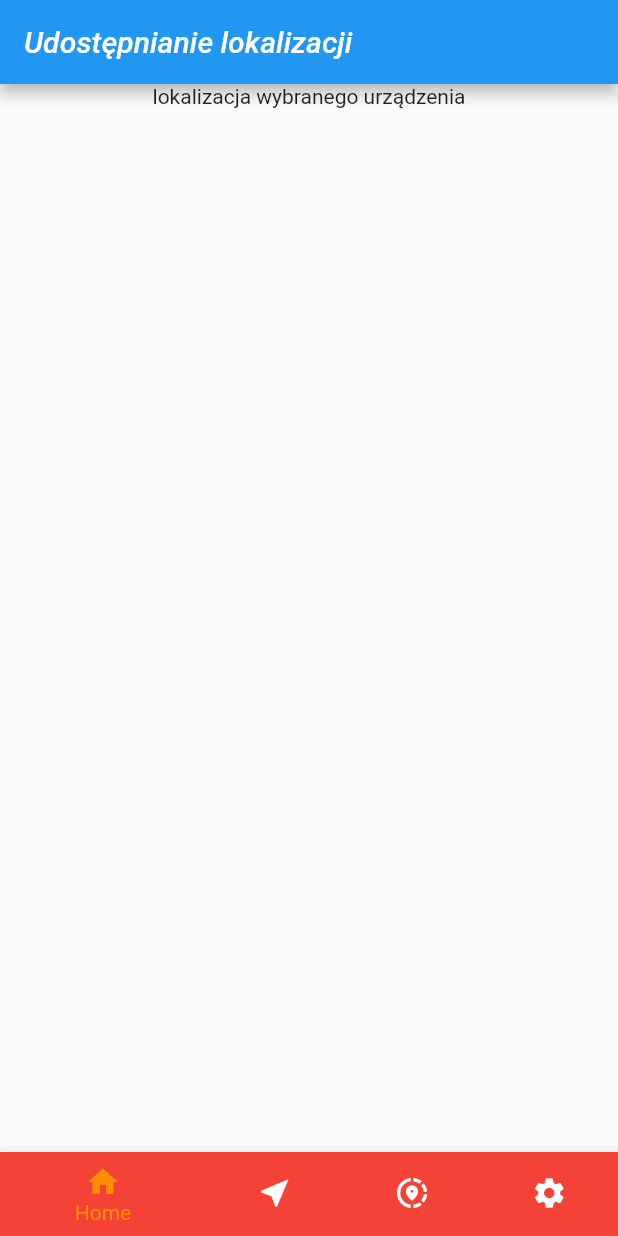
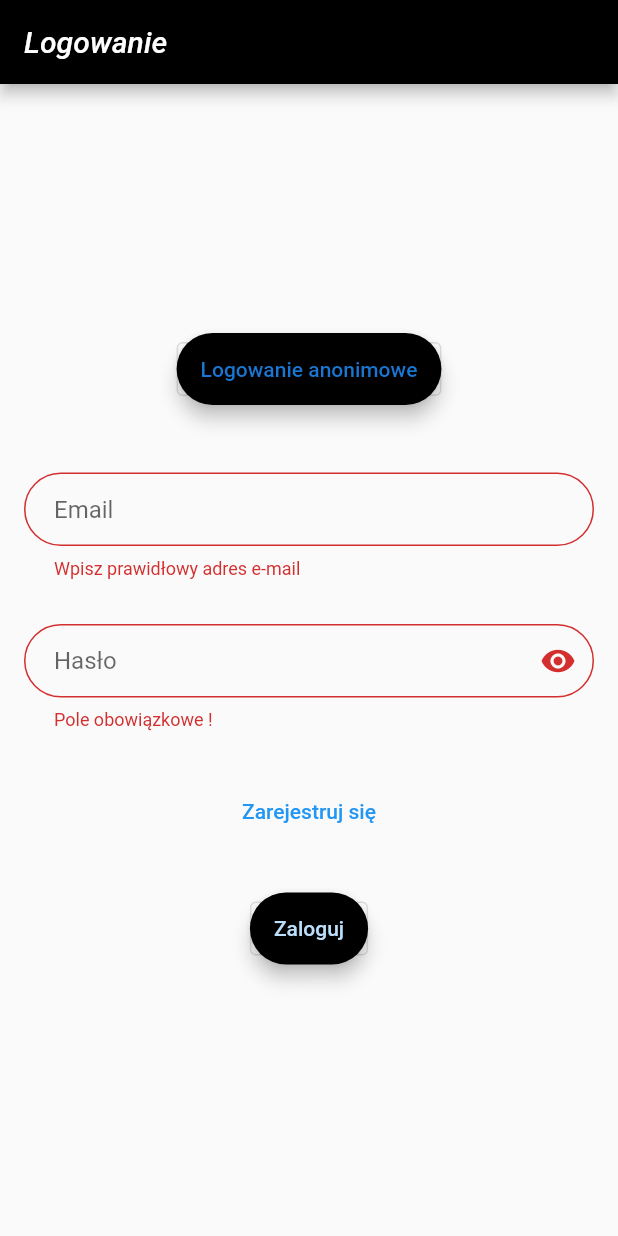
Before and after one commit to KrzysztofSwierkowski/e_tracker, a Flutter app: the screen it shows after launch, on a phone screen of 412 x 824 dp. Run offline on Flutter 3.47's test engine with Material 2 defaults, Android fonts, the phone set to English and light mode, and no system bars; our stand-ins replace firebase_auth, firebase_core, google_maps_flutter, location; missing offline and left inert: mqtt_client; accounts and stored records are empty; Roboto replaces fonts that are missing (Georgia, Hind).

Commit message:
-login/logout register fetcher -anonymous auth -auth by e-mail

```diff
--- /dev/null
+++ b/lib/auth/login_handler.dart
@@ -0,0 +1,35 @@
+import 'package:flutter/material.dart';
+import '../auth/login_page.dart';
+import '../auth/register_page.dart';
+
+
+class LoginHandler extends StatefulWidget {
+  const LoginHandler({super.key});
+
+
+  @override
+  _LoginHandlerState createState() => _LoginHandlerState();
+}
+
+class _LoginHandlerState extends State<LoginHandler> {
+
+  bool showSignin = true;
+  void toggleView(){
+    setState(() {
+      showSignin = !showSignin;
+    });
+  }
+
+
+
+  @override
+  Widget build(BuildContext context) {
+    if(showSignin)
+    {
+      return LoginPage(toggleView : toggleView);
+    }else
+    {
+      return RegisterPage(toggleView : toggleView);
+    }
+  }
+}
--- /dev/null
+++ b/lib/auth/login_page.dart
@@ -0,0 +1,169 @@
+import 'package:flutter/material.dart';
+import 'package:phone_mqtt/auth/auth.dart';
+import 'package:phone_mqtt/auth/loginuser.dart';
+
+class LoginPage extends StatefulWidget {
+  final Function? toggleView;
+  LoginPage({this.toggleView});
+
+  @override
+  _LoginPageState createState() => _LoginPageState();
+}
+
+class _LoginPageState extends State<LoginPage> {
+  bool _obscureText = true;
+
+  final _email = TextEditingController();
+  final _password = TextEditingController();
+  final GlobalKey<FormState> _formKey = GlobalKey<FormState>();
+  final AuthService _auth = AuthService();
+
+  @override
+  Widget build(BuildContext context) {
+    final emailField = TextFormField(
+      controller: _email,
+      autofocus: false,
+      validator: (value) {
+        if (value != null) {
+          if (value.contains('@')) {
+            return null;
+          }
+          return 'Wpisz prawidłowy adres e-mail';
+        }
+      },
+      decoration: InputDecoration(
+        contentPadding: const EdgeInsets.fromLTRB(20.0, 15.0, 20.0, 15.0),
+        hintText: "Email",
+        border: OutlineInputBorder(borderRadius: BorderRadius.circular(32.0)),
+      ),
+    );
+
+    final passwordField = TextFormField(
+        obscureText: _obscureText,
+        controller: _password,
+        autofocus: false,
+        validator: (value) {
+          if (value == null || value.trim().isEmpty) {
+            return 'Pole obowiązkowe !';
+          }
+          if (value.trim().length < 4) {
+            return 'Hasło musi mieć więcej niż 4 znaki';
+          }
+          return null;
+        },
+        decoration: InputDecoration(
+            contentPadding: const EdgeInsets.fromLTRB(20.0, 15.0, 20.0, 15.0),
+            hintText: "Hasło",
+            suffixIcon: IconButton(
+              icon:
+                  Icon(_obscureText ? Icons.visibility : Icons.visibility_off),
+              onPressed: () {
+                setState(() {
+                  _obscureText = !_obscureText;
+                });
+              },
+            ),
+            border:
+                OutlineInputBorder(borderRadius: BorderRadius.circular(32.0))));
+
+    final txtbutton = TextButton(
+        onPressed: () {
+          widget.toggleView!();
+        },
+        child: const Text('Zarejestruj się'));
+
+    final anonymousLoginButton = Material(
+      elevation: 5.0,
+      borderRadius: BorderRadius.circular(30.0),
+      color: Theme.of(context).primaryColor,
+      child: OutlinedButton(
+        onPressed: () async {
+          if (_formKey.currentState!.validate()) {
+            dynamic result = await _auth.signInAnonymous();
+            if (result.uid == null) {
+              showDialog(
+                  context: context,
+                  builder: (context) {
+                    return AlertDialog(
+                      content: Text(result.code),
+                    );
+                  });
+            }
+          }
+        },
+        child: Text(
+          "Logowanie anonimowe",
+          style: TextStyle(color: Theme.of(context).primaryColorDark),
+          textAlign: TextAlign.center,
+        ),
+      ),
+    );
+
+
+    final loginEmailPasswordButton = Material(
+      elevation: 5.0,
+      borderRadius: BorderRadius.circular(30.0),
+      color: Theme.of(context).primaryColor,
+      child: OutlinedButton(
+        onPressed: () async {
+          if (_formKey.currentState!.validate()) {
+
+            dynamic result = await _auth.signInEmailPassword(LoginUser(email: _email.text,password: _password.text));
+            if (result.uid == null) { //null means unsuccessfull authentication
+              showDialog(
+                  context: context,
+                  builder: (context) {
+                    return AlertDialog(
+                      content: Text(result.code),
+                    );
+                  });
+            }
+          }
+        },
+        child: Text(
+          "Zaloguj",
+          style: TextStyle(color: Theme.of(context).primaryColorLight),
+          textAlign: TextAlign.center,
+        ),
+      ),
+    );
+
+    return Scaffold(
+      resizeToAvoidBottomInset: false,
+      appBar: AppBar(
+        title: const Text('Logowanie'),
+        backgroundColor: Theme.of(context).primaryColor,
+      ),
+      body: Column(
+        mainAxisAlignment: MainAxisAlignment.center,
+        children: [
+          Form(
+            autovalidateMode: AutovalidateMode.always,
+            key: _formKey,
+            child: Padding(
+              padding: EdgeInsets.all(16.0),
+              child: Column(
+                crossAxisAlignment: CrossAxisAlignment.center,
+                mainAxisAlignment: MainAxisAlignment.center,
+                children: <Widget>[
+                  anonymousLoginButton,
+                  const SizedBox(height: 45.0),
+                  emailField,
+                  const SizedBox(height:30.0),
+                  passwordField,
+                  const SizedBox(height:30),
+                  txtbutton,
+                  const SizedBox(height:30),
+                  loginEmailPasswordButton,
+                  const SizedBox(height: 15.0),
+                ],
+              ),
+            ),
+          )
+        ],
+      )
+    );
+
+
+  }
+}
--- /dev/null
+++ b/lib/auth/login_wrapper.dart
@@ -0,0 +1,26 @@
+import 'package:flutter/material.dart';
+import 'package:provider/provider.dart';
+import '../menu.dart';
+import '../auth/firebaseuser.dart';
+import '../auth/login_handler.dart';
+
+class LoginWrapper extends StatelessWidget {
+  const LoginWrapper({super.key});
+
+
+
+  @override
+  Widget build(BuildContext context) {
+
+    final user = Provider.of<FirebaseUser?>(context);
+
+    if(user == null)
+      {
+        return LoginHandler();
+      } else
+        {
+          return const Menu();
+        }
+
+  }
+}
--- a/lib/constans.dart
+++ b/lib/constans.dart
@@ -1,2 +1,3 @@
 
 String topic = "autko"; //todo make variable topic name associated with user/uuid
+String ipBroker = "127.0.0.1"; //broker ip address
--- a/lib/main.dart
+++ b/lib/main.dart
@@ -1,10 +1,10 @@
 import 'package:flutter/material.dart';
-import 'package:phone_mqtt/menu.dart';
 import 'package:firebase_core/firebase_core.dart';
 import 'package:provider/provider.dart';
 
 import 'auth/auth.dart';
 import 'auth/firebaseuser.dart';
+import 'auth/login_wrapper.dart';
 
 void main() async {
   WidgetsFlutterBinding.ensureInitialized();
@@ -39,7 +39,7 @@ class MyApp extends StatelessWidget {
     ),
     // colorScheme: ColorScheme.fromSwatch().copyWith(secondary: Colors.cyan[600]),
     ),
-      home: const Menu(),
+      home: const LoginWrapper(),
     ),);
   }
 }
```
Also changed, not shown: lib/auth/logoff_page.dart (added, +17 -0 lines), lib/auth/register_page.dart (added, +141 -0 lines), lib/settings.dart (+19 -4 lines).
